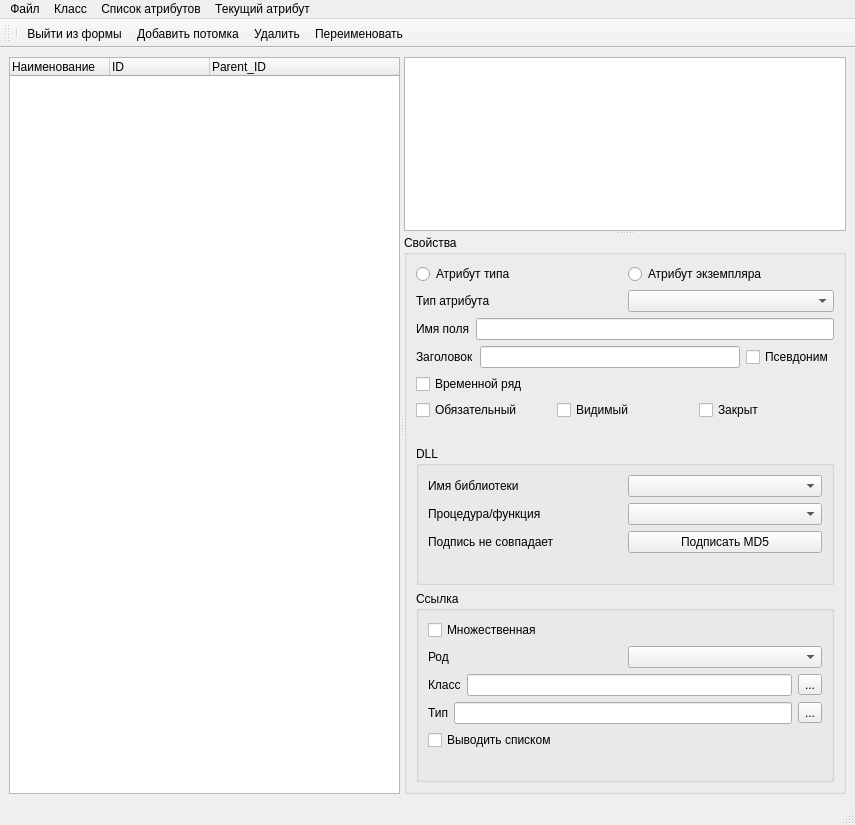
VladisGol/platon-accs, file EidosStudio/es_mainwindow.ui: the form before one commit.
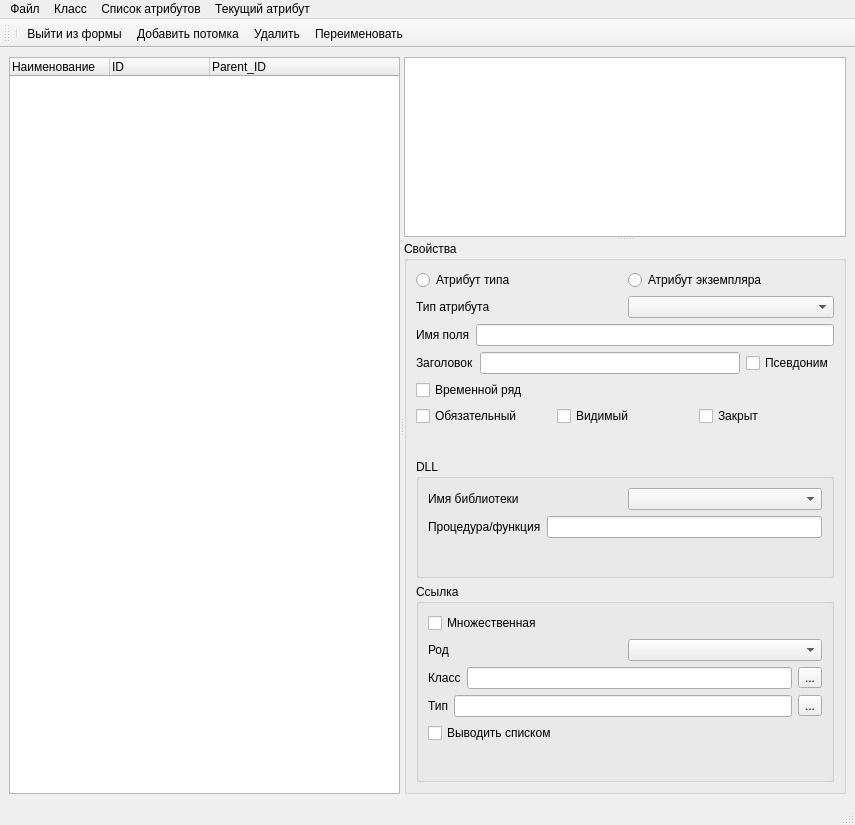
The form after the commit. Icons and pictures are not drawn. Custom widgets are drawn as their Qt base class.

Commit message:
Исправление в процедуре базы данных -  GET_LINKED_PRAGMALIST в части темпоральных значений
Исправлены ошибки компиляции

```diff
--- a/EidosStudio/es_mainwindow.ui
+++ b/EidosStudio/es_mainwindow.ui
@@ -213,25 +213,7 @@
                </widget>
               </item>
               <item>
-               <widget class="QComboBox" name="comboBox_DLL_Proc"/>
-              </item>
-             </layout>
-            </item>
-            <item>
-             <layout class="QHBoxLayout" name="horizontalLayout_19">
-              <item>
-               <widget class="QLabel" name="label_MD5_SubscValid">
-                <property name="text">
-                 <string>Подпись не совпадает</string>
-                </property>
-               </widget>
-              </item>
-              <item>
-               <widget class="QPushButton" name="pushButton_MD5Subscr">
-                <property name="text">
-                 <string>Подписать MD5</string>
-                </property>
-               </widget>
+               <widget class="QLineEdit" name="lineEdit_DLL_Proc"/>
               </item>
              </layout>
             </item>
```
Left out of the diff: 2 changed lines with no effect on the pictures. The commit also changes 2 other files.
